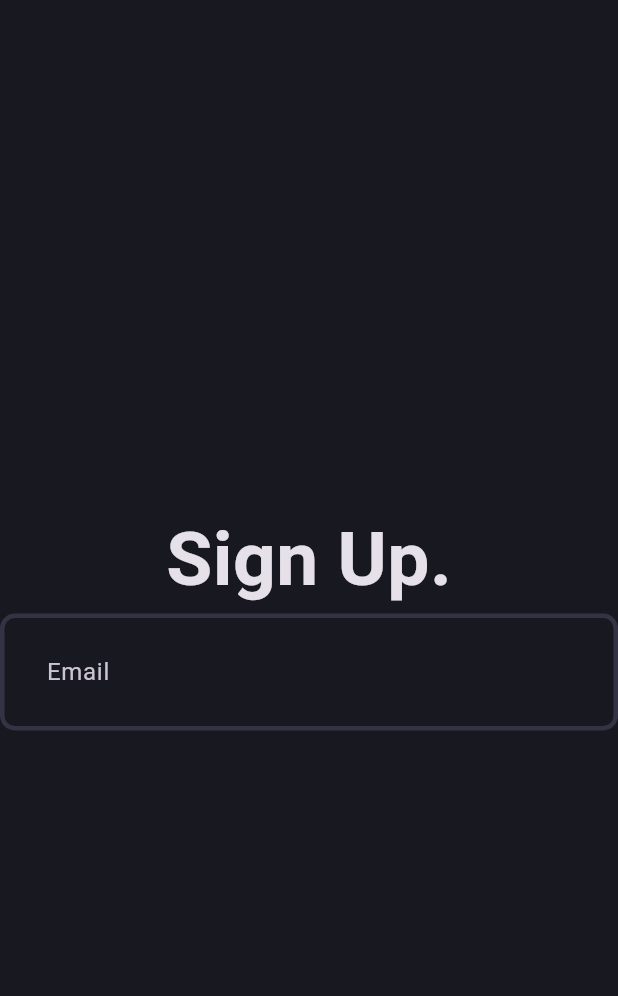
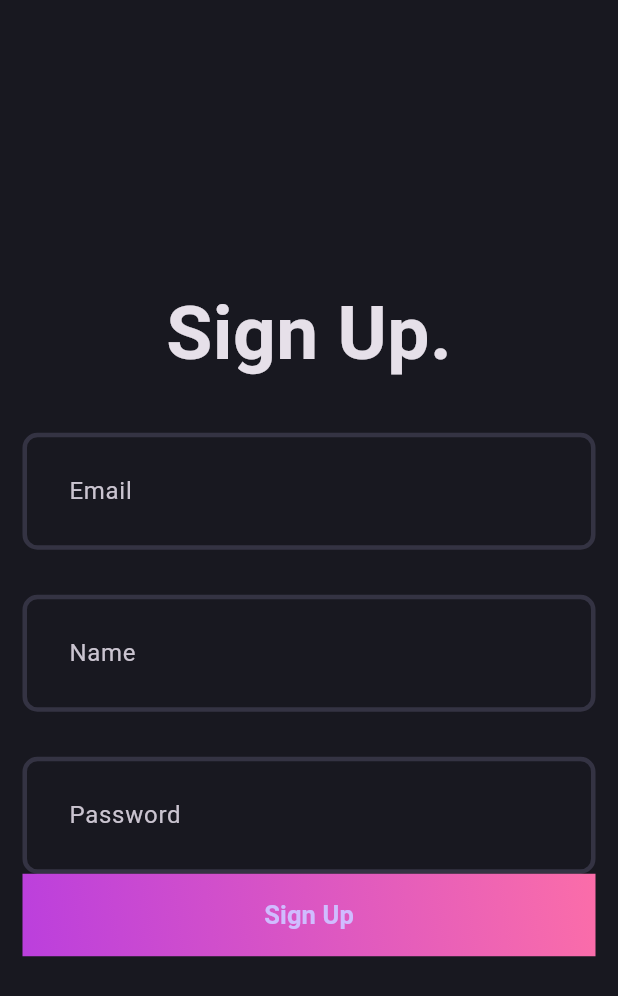
Before and after one commit to Prashant-Malviya/pm_blogs_flutter_app, a Flutter app: the screen it shows after launch, on a phone screen of 412 x 824 dp. Shown: the top 996 px of the screen. Run offline on Flutter 3.47's test engine with Material 3 defaults, Android fonts, the phone set to English and light mode, and no system bars.

Commit message:
signup page created

```diff
--- a/lib/core/theme/theme.dart
+++ b/lib/core/theme/theme.dart
@@ -12,7 +12,7 @@ class AppTheme {
     inputDecorationTheme: InputDecorationTheme(
       contentPadding: EdgeInsets.all(27),
       enabledBorder: _border(),
-      focusedBorder: _border(AppPallete.gradient1),
+      focusedBorder: _border(AppPallete.gradient2),
     ),
   );
 }
--- a/lib/features/auth/presentation/pages/signup_page.dart
+++ b/lib/features/auth/presentation/pages/signup_page.dart
@@ -1,5 +1,6 @@
 import 'package:flutter/material.dart';
 import 'package:pm_blog_app/features/auth/presentation/widgets/auth_field.dart';
+import 'package:pm_blog_app/features/auth/presentation/widgets/auth_gradient_button.dart';
 
 class SignUpPage extends StatefulWidget {
   const SignUpPage({super.key});
@@ -12,15 +13,24 @@ class _SignUpPageState extends State<SignUpPage> {
   @override
   Widget build(BuildContext context) {
     return Scaffold(
-      body: Column(
+      body: Padding(
+        padding: const EdgeInsets.all(15.0),
+        child: Column(
           mainAxisAlignment: MainAxisAlignment.center,
           children: [
             Text(
               'Sign Up.',
               style: TextStyle(fontSize: 50, fontWeight: FontWeight.bold),
             ),
+            const SizedBox(height: 30),
             AuthField(hintText: 'Email'),
+            const SizedBox(height: 30),
+            AuthField(hintText: 'Name'),
+            const SizedBox(height: 30),
+            AuthField(hintText: 'Password'),
+            AuthGradientButton(),
           ],
+        ),
       ),
     );
   }
--- /dev/null
+++ b/lib/features/auth/presentation/widgets/auth_gradient_button.dart
@@ -0,0 +1,35 @@
+import 'package:flutter/material.dart';
+import 'package:pm_blog_app/core/theme/app_pallete.dart';
+
+class AuthGradientButton extends StatelessWidget {
+  const AuthGradientButton({super.key});
+
+  @override
+  Widget build(BuildContext context) {
+    return Container(
+      decoration: BoxDecoration(
+        gradient: const LinearGradient(
+          colors: [
+            AppPallete.gradient1,
+            AppPallete.gradient2,
+            // AppPallete.gradient3,
+          ],
+          begin: Alignment.bottomLeft,
+          end: Alignment.topRight,
+        ),
+      ),
+      child: ElevatedButton(
+        onPressed: () {},
+        style: ElevatedButton.styleFrom(
+          fixedSize: const Size(395, 55),
+          backgroundColor: Colors.transparent,
+          shadowColor: Colors.transparent,
+        ),
+        child: Text(
+          'Sign Up',
+          style: TextStyle(fontSize: 17, fontWeight: FontWeight.w600),
+        ),
+      ),
+    );
+  }
+}
```
Lines whose indentation alone changed are shown as unchanged.
